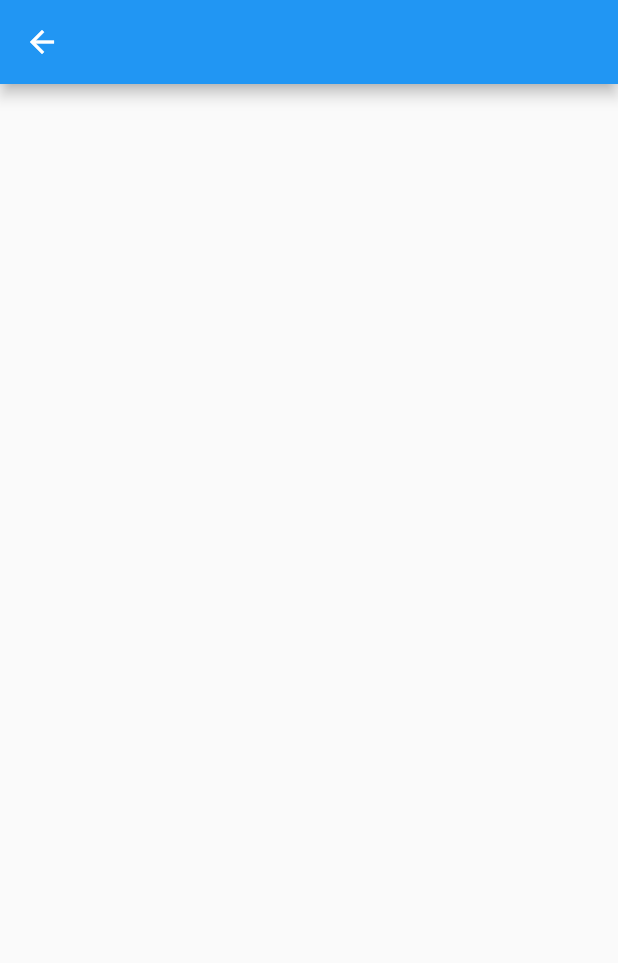
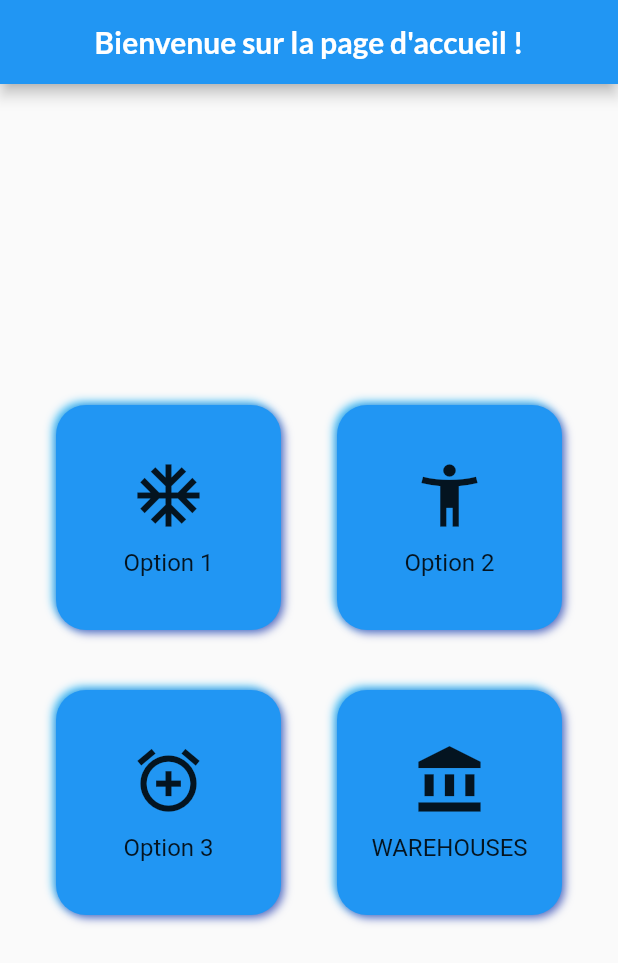
Before and after one commit to Pape45/Dolibarr_Mobile_Client, a Flutter app: the HomePage screen opened directly, on a phone screen of 412 x 824 dp. Shown: the top 963 px of the screen. Run offline on Flutter 3.47's test engine with Material 2 defaults, Android fonts, the phone set to English and light mode, and no system bars; drawn by our look-alikes of flutter_neumorphic; our stand-ins replace get, google_fonts.

Commit message:
Warehouse - Fetching data done

```diff
--- a/lib/Models/point_entree_api.dart
+++ b/lib/Models/point_entree_api.dart
@@ -1,11 +1,9 @@
 class PointEntree {
-
   // Point d'entree de base de L'APi
-  static const  String urlDeBase = 'http://10.7.172.217/api/index.php';
+  static const String urlDeBase =
+      'http://localhost/dolibarr16-04/api/index.php';
 
   static Authentification authPoint = Authentification();
-
-
 }
 
 class Authentification {
--- a/lib/Vue/home_screen.dart
+++ b/lib/Vue/home_screen.dart
@@ -1,9 +1,148 @@
-import 'package:flutter/material.dart';
-class HomePage extends StatelessWidget {
-  const HomePage({super.key});
+import 'package:dolibarr_mobile_client/screens/warehouse_screen.dart';
+import 'package:google_fonts/google_fonts.dart';
+import 'package:flutter_neumorphic/flutter_neumorphic.dart';
+
+class HomePage extends StatefulWidget {
+  const HomePage({Key? key}) : super(key: key);
+
+  @override
+  HomePageState createState() => HomePageState();
+}
+
+class HomePageState extends State<HomePage> {
+  @override
+  Widget build(BuildContext context) {
+    return Scaffold(
+      appBar: AppBar(
+        automaticallyImplyLeading: false,
+        flexibleSpace: FlexibleSpaceBar(
+          centerTitle: true,
+          title: Text(
+            'Bienvenue sur la page d\'accueil !',
+            style: GoogleFonts.lato(
+              fontSize: 20,
+              fontWeight: FontWeight.bold,
+            ),
+          ),
+        ),
+        backgroundColor: Colors.blue,
+      ),
+      body: Center(
+        child: Column(
+          mainAxisAlignment: MainAxisAlignment.center,
+          children: [
+            Row(
+              mainAxisAlignment: MainAxisAlignment.spaceEvenly,
+              children: const [
+                ZoomInOptionBlock(
+                  title: 'Option 1',
+                  icon: Icons.ac_unit,
+                ),
+                ZoomInOptionBlock(
+                  title: 'Option 2',
+                  icon: Icons.accessibility_new,
+                ),
+              ],
+            ),
+            const SizedBox(height: 40),
+            Row(
+              mainAxisAlignment: MainAxisAlignment.spaceEvenly,
+              children: const [
+                ZoomInOptionBlock(
+                  title: 'Option 3',
+                  icon: Icons.add_alarm,
+                ),
+                ZoomInOptionBlock(
+                  title: 'WAREHOUSES',
+                  icon: Icons.account_balance,
+                ),
+              ],
+            ),
+          ],
+        ),
+      ),
+    );
+  }
+}
+
+class ZoomInOptionBlock extends StatefulWidget {
+  final String title;
+  final IconData icon;
+  final Key? key;
+
+  const ZoomInOptionBlock({this.key, required this.title, required this.icon})
+      : super(key: key);
+
+  @override
+  ZoomInOptionBlockState createState() => ZoomInOptionBlockState();
+}
+
+class ZoomInOptionBlockState extends State<ZoomInOptionBlock>
+    with SingleTickerProviderStateMixin {
+  late AnimationController _controller;
+  late Animation<double> _animation;
+
+  @override
+  void initState() {
+    super.initState();
+    _controller = AnimationController(
+        vsync: this, duration: const Duration(milliseconds: 300));
+    _animation = Tween<double>(begin: 1, end: 1.1).animate(_controller);
+  }
+
+  @override
+  void dispose() {
+    _controller.dispose();
+    super.dispose();
+  }
 
   @override
   Widget build(BuildContext context) {
-    return Scaffold(appBar: AppBar(),);
+    return GestureDetector(
+      onTapDown: (_) => _controller.forward(),
+      onTapUp: (_) {
+        _controller.reverse();
+        if (widget.title == "WAREHOUSES") {
+          Navigator.push(
+            context,
+            MaterialPageRoute(builder: (context) => const WarehouseScreen()),
+          );
+        }
+      },
+      onTapCancel: () => _controller.reverse(),
+      child: ScaleTransition(
+        scale: _animation,
+        child: Neumorphic(
+          style: NeumorphicStyle(
+            shape: NeumorphicShape.flat,
+            boxShape: NeumorphicBoxShape.roundRect(BorderRadius.circular(20)),
+            depth: 4,
+            intensity: 0.8,
+            lightSource: LightSource.topLeft,
+            color: Colors.blue,
+            shadowLightColor: Colors.lightBlue,
+            shadowDarkColor: Colors.indigo,
+          ),
+          child: SizedBox(
+            width: 150,
+            height: 150,
+            child: Column(
+              mainAxisAlignment: MainAxisAlignment.center,
+              children: [
+                Icon(
+                  widget.icon,
+                  size: 50,
+                ),
+                const SizedBox(height: 10),
+                Text(
+                  widget.title,
+                  style: const TextStyle(fontSize: 16),
+                ),
+              ],
+            ),
+          ),
+        ),
+      ),
+    );
   }
 }
--- a/lib/main.dart
+++ b/lib/main.dart
@@ -1,6 +1,5 @@
 import 'package:flutter/material.dart';
 import 'package:get/get.dart';
-
 import 'Vue/authentification_screen.dart';
 
 void main() {
@@ -17,11 +16,9 @@ class MyApp extends StatelessWidget {
       debugShowCheckedModeBanner: false,
       title: 'Flutter Demo',
       theme: ThemeData(
-
-
         primarySwatch: Colors.blue,
       ),
-      home:AuthentificationScreen(),
+      home: AuthentificationScreen(),
     );
   }
 }
--- a/pubspec.yaml
+++ b/pubspec.yaml
@@ -40,6 +40,8 @@ dependencies:
   get: ^4.6.5
   google_fonts: ^4.0.3
   lottie: ^2.2.0
+  flutter_launcher_icons: ^0.11.0
+  flutter_neumorphic: ^3.2.0
 
 dev_dependencies:
   flutter_test:
```
Also changed, not shown: lib/API/warehouse_api.dart (added, +19 -0 lines), lib/Controller/login_controller.dart (+14 -45 lines), lib/Models/warehouse.dart (added, +40 -0 lines), lib/Vue/authentification_screen.dart (+42 -75 lines), lib/screens/warehouse_list.dart (added, +45 -0 lines), lib/screens/warehouse_screen.dart (added, +95 -0 lines), pubspec.lock, 6 other files.
